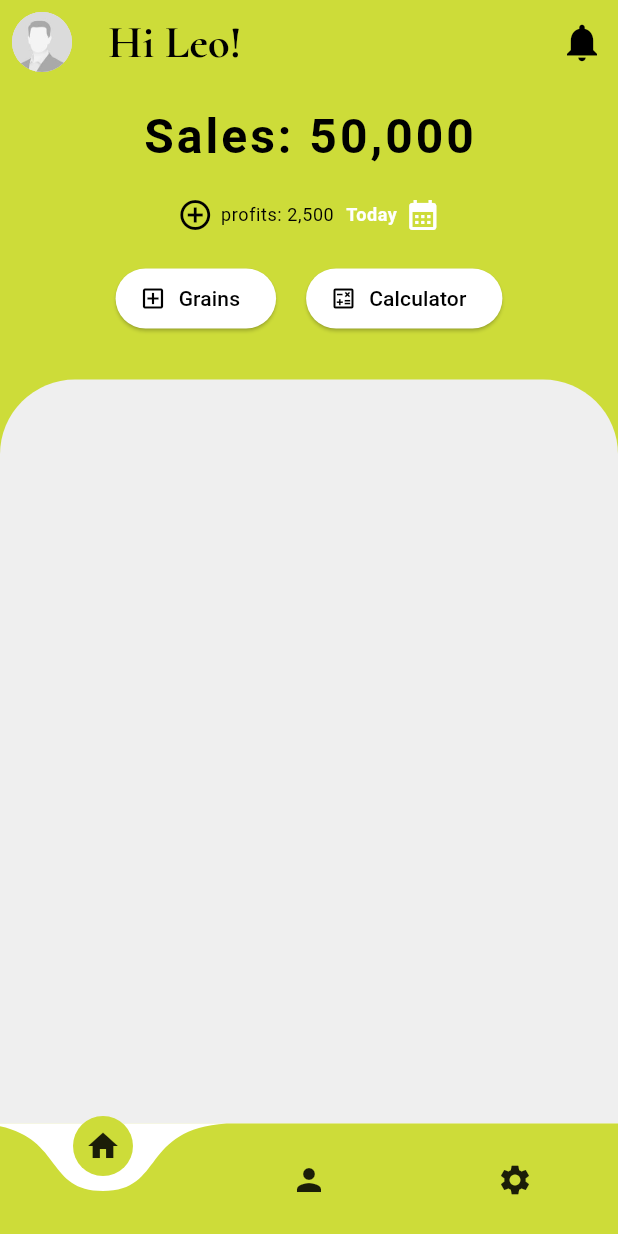
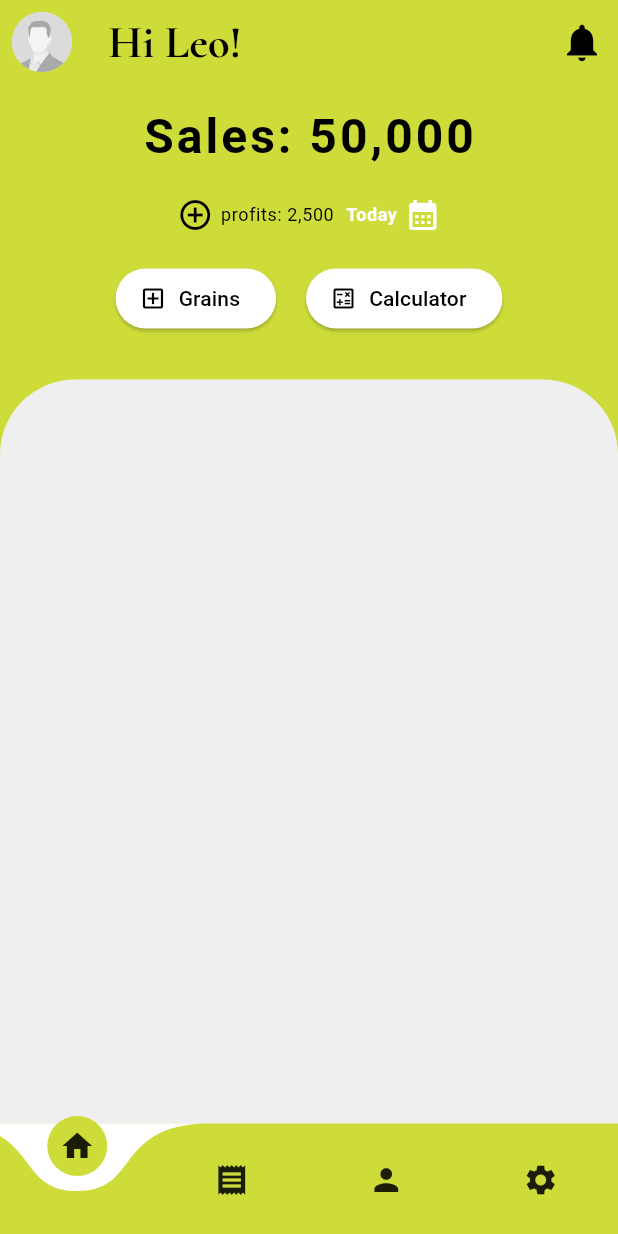
Before and after one commit to SheeThiga/flutter_application_1, a Flutter app: the Home screen opened by its route, on a phone screen of 412 x 824 dp. Run offline on Flutter 3.47's test engine with Material 3 defaults, Android fonts, the phone set to English and light mode, and no system bars; drawn by our look-alikes of curved_navigation_bar; our stand-ins replace get, google_fonts; network calls fail.

Commit message:
chore: added orders icon and screen

```diff
--- a/lib/views/screens/home.dart
+++ b/lib/views/screens/home.dart
@@ -2,6 +2,7 @@ import 'package:curved_navigation_bar/curved_navigation_bar.dart';
 import 'package:flutter/material.dart';
 import 'package:flutter_application_1/configs/constants.dart';
 import 'package:flutter_application_1/controllers/home_controller.dart';
+import 'package:flutter_application_1/views/calculator.dart';
 import 'package:flutter_application_1/views/screens/dashboard_screen.dart';
 import 'package:flutter_application_1/views/screens/profile.dart';
 import 'package:flutter_application_1/views/screens/settings.dart';
@@ -10,6 +11,7 @@ import 'package:get/get.dart';
 HomeController homeController = Get.put(HomeController());
 var screens = [
   const DashboardScreen(),
+  const Calculator(),
   const ProfileScreen(),
   const SettingScreen(),
 ];
@@ -25,6 +27,7 @@ class Home extends StatelessWidget {
           color: primaryColor,
           items: const [
             Icon(Icons.home),
+            Icon(Icons.receipt),
             Icon(Icons.person),
             Icon(Icons.settings)
           ],
```
